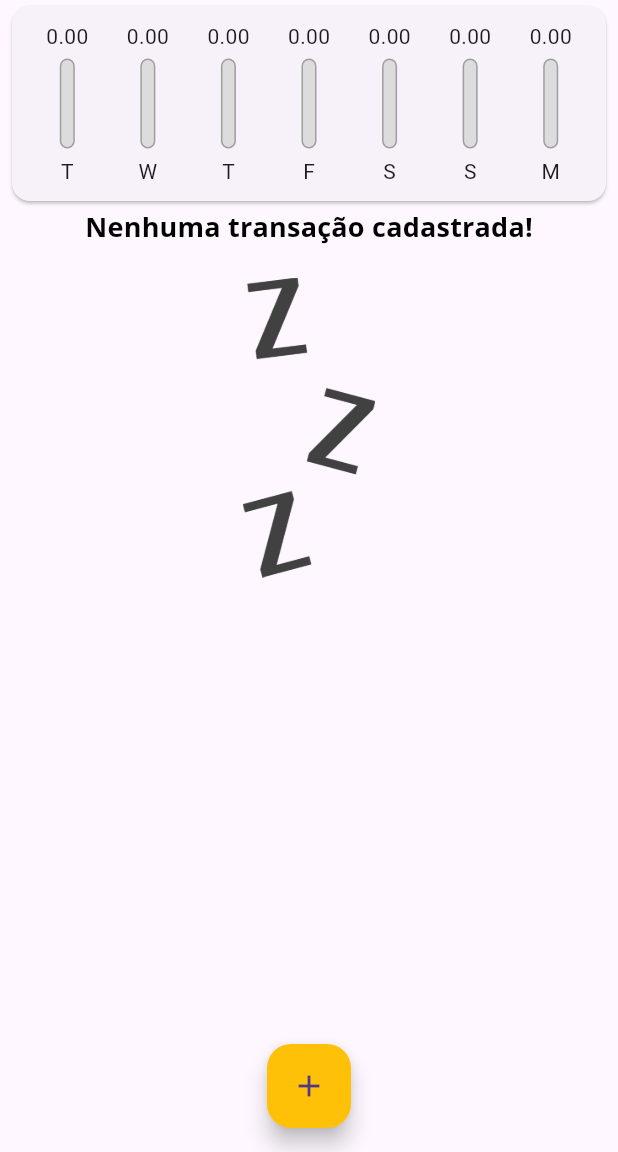
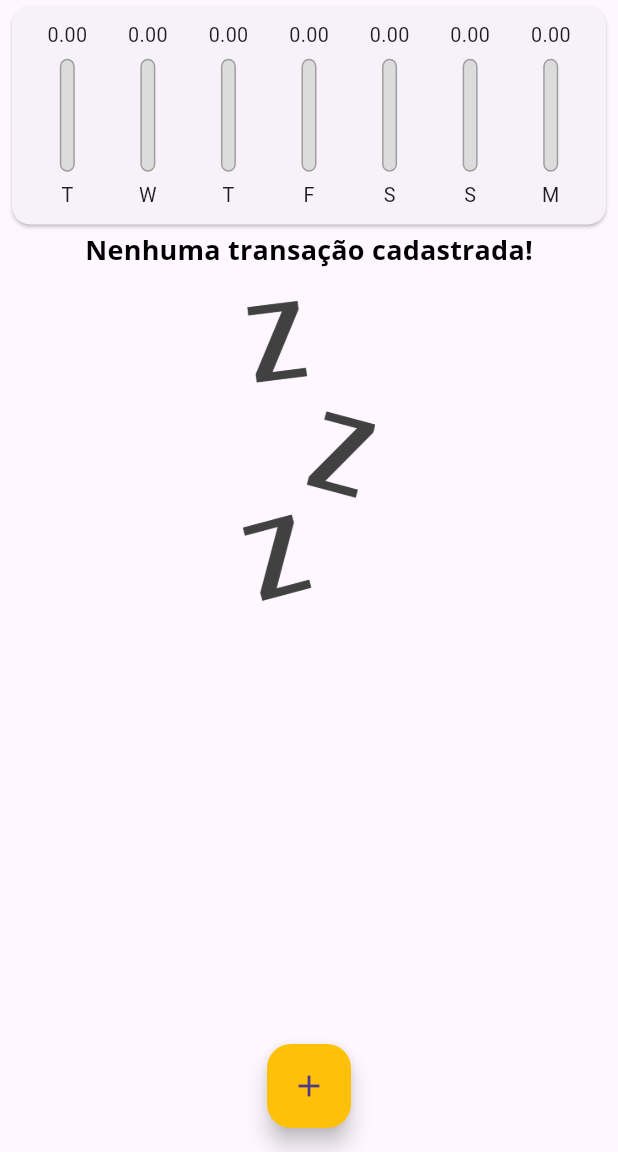
Before and after one commit to emanuelgalvao/flutter-course, a Flutter app: the screen it shows after launch, on a phone screen of 412 x 824 dp, the part 84-1236 px from its top. Run offline on Flutter 3.47's test engine with Material 3 defaults, Android fonts, the phone set to English and light mode, and no system bars.

Commit message:
fix responsiveness at  expenses project

```diff
--- a/expenses/lib/components/chart_bar.dart
+++ b/expenses/lib/components/chart_bar.dart
@@ -14,15 +14,17 @@ class ChartBar extends StatelessWidget {
 
   @override
   Widget build(BuildContext context) {
+    return LayoutBuilder(
+      builder: (context, constraints) {
         return Column(
           children: [
             Container(
-          height: 20,
+              height: constraints.maxHeight * 0.15,
               child: FittedBox(child: Text(value.toStringAsFixed(2)))
             ),
-        SizedBox(height: 5),
+            SizedBox(height: constraints.maxHeight * 0.05),
             Container(
-          height: 60,
+              height: constraints.maxHeight * 0.6,
               width: 10,
               child: Stack(
                 alignment: Alignment.bottomCenter,
@@ -49,9 +51,14 @@ class ChartBar extends StatelessWidget {
                 ]
               ),
             ),
-        SizedBox(height: 5),
-        Text(label)
+            SizedBox(height: constraints.maxHeight * 0.05),
+            Container(
+              height: constraints.maxHeight * 0.15,
+              child: FittedBox(child: Text(label))
+            )
           ],
+        );
+      },
     );
   }
 }
--- a/expenses/lib/components/transaction_list.dart
+++ b/expenses/lib/components/transaction_list.dart
@@ -14,9 +14,7 @@ class TransactionList extends StatelessWidget {
 
   @override
   Widget build(BuildContext context) {
-    return Container(
-      height: 600,
-      child: transactions.isEmpty ? Column(
+    return transactions.isEmpty ? Column(
       children: [
         Text(
           'Nenhuma transação cadastrada!',
@@ -68,7 +66,6 @@ class TransactionList extends StatelessWidget {
           ),
         );
       }
-      )
     );
   }
 }
--- a/expenses/lib/main.dart
+++ b/expenses/lib/main.dart
@@ -94,8 +94,8 @@ class _MyHomePageState extends State<MyHomePage> {
 
   @override
   Widget build(BuildContext context) {
-    return Scaffold(
-      appBar: AppBar(
+
+    final appBar = AppBar(
       title: Text('Despesas Pessoais'),
       actions: [
         IconButton(
@@ -104,15 +104,27 @@ class _MyHomePageState extends State<MyHomePage> {
         )
       ],
       backgroundColor: Theme.of(context).colorScheme.primary,
-      ),
+    );
+
+    final availableHeight = MediaQuery.of(context).size.height
+      - appBar.preferredSize.height - MediaQuery.of(context).padding.top;
+
+    return Scaffold(
+      appBar: appBar,
       body: SingleChildScrollView(
         child: Column(
           crossAxisAlignment: CrossAxisAlignment.stretch,
           children: [
-            Chart(_recentTransactions),
-            TransactionList(
+            Container(
+              height: availableHeight * 0.2,
+              child: Chart(_recentTransactions)
+            ),
+            Container(
+              height: availableHeight * 0.8,
+              child: TransactionList(
                 transactions: _transactions,
                 removeTransaction: _removeTransaction,
+              ),
             )
           ],
         ),
```
Lines whose indentation alone changed are shown as unchanged.
